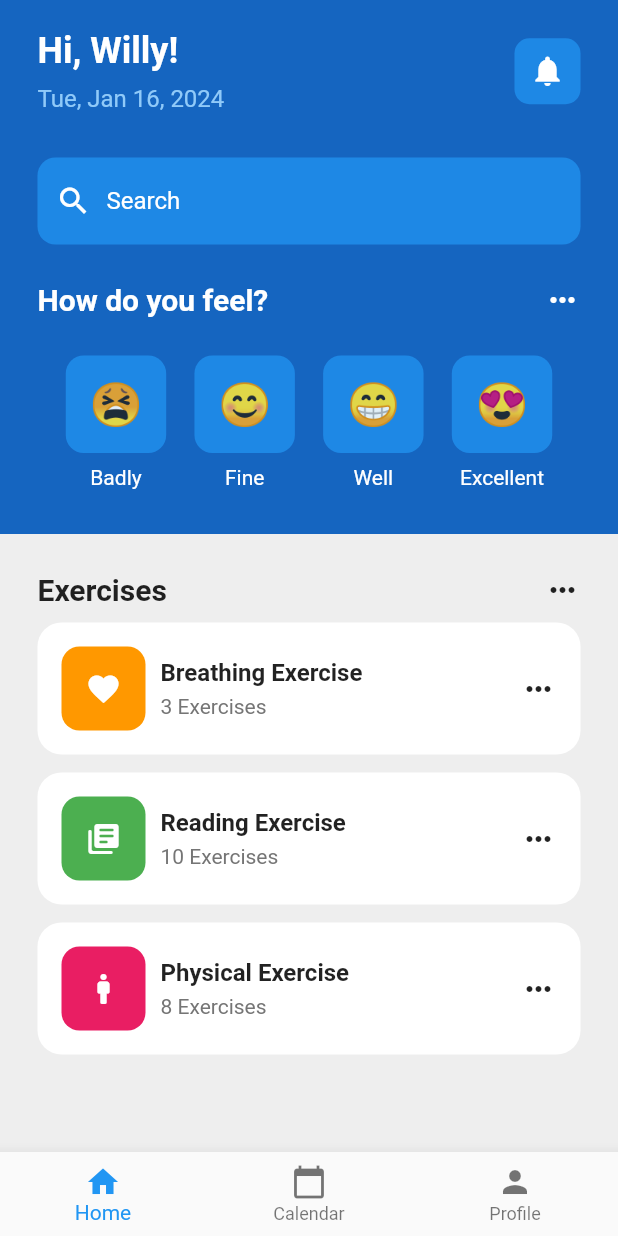
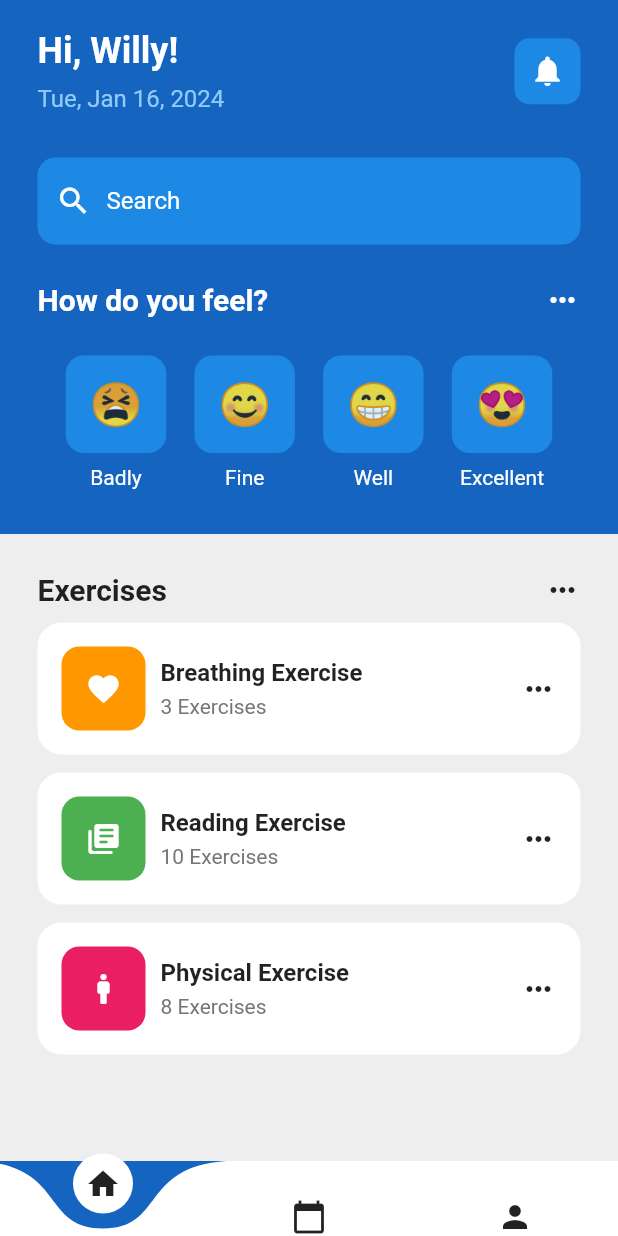
Before and after one commit to willy-dev/mentalhealthapp, a Flutter app: the screen it shows after launch, on a phone screen of 412 x 824 dp. Run offline on Flutter 3.47's test engine with Material 2 defaults, Android fonts, the phone set to English and light mode, and no system bars; drawn by our look-alikes of curved_navigation_bar.

```diff
--- a/lib/main.dart
+++ b/lib/main.dart
@@ -1,5 +1,6 @@
 import 'package:flutter/material.dart';
 import 'package:mentalhealthapp/pages/home_page.dart';
+import 'package:curved_navigation_bar/curved_navigation_bar.dart';
 
 void main() {
   runApp(const MyApp());
--- a/lib/pages/home_page.dart
+++ b/lib/pages/home_page.dart
@@ -2,6 +2,7 @@ import 'package:flutter/material.dart';
 import 'package:intl/intl.dart';
 import 'package:mentalhealthapp/pages/utils/emoticon_faces.dart';
 import 'package:mentalhealthapp/pages/utils/exercise_tile.dart';
+import 'package:curved_navigation_bar/curved_navigation_bar.dart';
 
 class HomePage extends StatefulWidget {
   const HomePage({Key? key}) : super(key: key);
@@ -15,24 +16,17 @@ class _HomePageState extends State<HomePage> {
   Widget build(BuildContext context) {
     return Scaffold(
       backgroundColor: Colors.blue[800],
-      bottomNavigationBar: BottomNavigationBar(
+      bottomNavigationBar: CurvedNavigationBar(
+        color: Colors.white,
+        backgroundColor: Colors.blue.shade800,
+        animationDuration: const Duration(milliseconds: 300),
+        height: 50,
         items: const [
-          BottomNavigationBarItem(
-            icon: Icon(Icons.home),
-            label: 'Home',
+          Icon(
+            Icons.home,
           ),
-          BottomNavigationBarItem(
-            icon: Icon(
-              Icons.calendar_today,
-            ),
-            label: 'Calendar',
-          ),
-          BottomNavigationBarItem(
-            icon: Icon(
-              Icons.person,
-            ),
-            label: 'Profile',
-          ),
+          Icon(Icons.calendar_today),
+          Icon(Icons.person),
         ],
       ),
       body: SafeArea(
--- a/pubspec.yaml
+++ b/pubspec.yaml
@@ -35,6 +35,7 @@ dependencies:
   # Use with the CupertinoIcons class for iOS style icons.
   cupertino_icons: ^1.0.2
   intl: ^0.19.0
+  curved_navigation_bar: ^1.0.3
 
 dev_dependencies:
   flutter_test:
```
Also changed, not shown: pubspec.lock.
